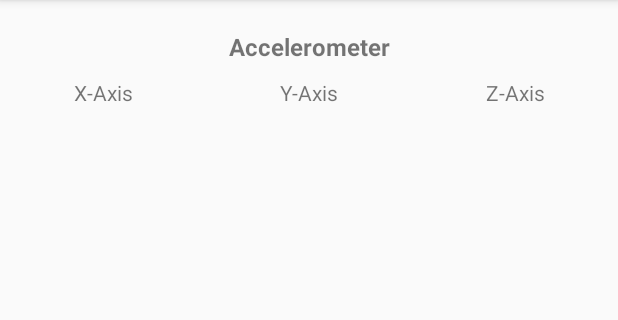
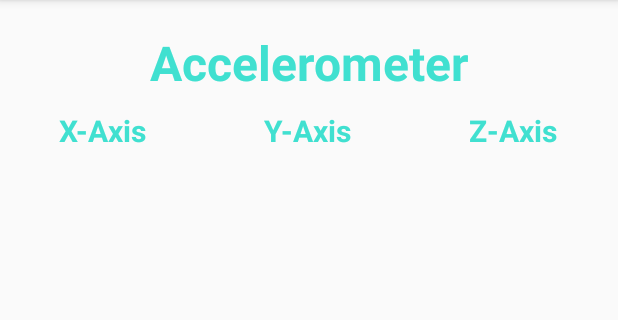
Before and after one commit to mcfr3d/MAMN01, an Android app: the Accelerometer screen opened directly, with no data from a screen before it, on a phone screen of 412 x 824 dp, the part 84-404 px from its top. Run offline under Robolectric (Android 15) with nearby library versions, the phone set to English and light mode, and no system bars.

Commit message:
Added final tweaks and low pass filter

```diff
--- a/app/src/main/java/com/example/myinteractiveapp/MainActivity.java
+++ b/app/src/main/java/com/example/myinteractiveapp/MainActivity.java
@@ -20,16 +20,12 @@ public class MainActivity extends AppCompatActivity {
     public void openCompass(View view) {
         Intent intent = new Intent(this, Compass.class);
         startActivity(intent.setFlags(Intent.FLAG_ACTIVITY_NO_HISTORY));
-
-        // Do something in response to button
     }
 
 
-    /** Called when the user taps the accelermoeter button */
+    /** Called when the user taps the accelerometer button */
     public void openAccelerometer(View view) {
         Intent intent = new Intent(this, Accelerometer.class);
         startActivity(intent);
-
-        // Do something in response to button
     }
 }
--- a/app/src/main/res/layout/activity_accelerometer.xml
+++ b/app/src/main/res/layout/activity_accelerometer.xml
@@ -8,8 +8,9 @@
         android:paddingTop="20dip"
         android:layout_width="fill_parent"
         android:layout_height="wrap_content"
-        android:textSize="16sp"
+        android:textSize="32sp"
         android:textStyle="bold"
+        android:textColor="#40E0D0"
         android:gravity="center"
         android:text="Accelerometer"/>
     <TableLayout
@@ -21,21 +22,26 @@
             <TextView
                 android:layout_width="wrap_content"
                 android:layout_height="wrap_content"
-                android:textSize="14sp"
+                android:textSize="20sp"
+                android:textStyle="bold"
+                android:textColor="#40E0D0"
                 android:text="X-Axis"
                 android:gravity="center"/>
             <TextView
                 android:layout_width="wrap_content"
                 android:layout_height="wrap_content"
-                android:textSize="14sp"
-
+                android:textSize="20sp"
+                android:textStyle="bold"
+                android:textColor="#40E0D0"
                 android:text="Y-Axis"
 
                 android:gravity="center"/>
             <TextView
                 android:layout_width="wrap_content"
                 android:layout_height="wrap_content"
-                android:textSize="14sp"
+                android:textSize="20sp"
+                android:textStyle="bold"
+                android:textColor="#40E0D0"
                 android:text="Z-Axis"
                 android:gravity="center"/>
         </TableRow>
@@ -45,16 +51,25 @@
                 android:id="@+id/x_axis"
                 android:layout_width="wrap_content"
                 android:layout_height="wrap_content"
+                android:textSize="20sp"
+                android:textStyle="bold"
+                android:textColor="#40E0D0"
                 android:gravity="center" />
             <TextView
                 android:layout_width="wrap_content"
                 android:layout_height="wrap_content"
                 android:id="@+id/y_axis"
+                android:textSize="20sp"
+                android:textStyle="bold"
+                android:textColor="#40E0D0"
                 android:gravity="center"/>
             <TextView
                 android:layout_width="wrap_content"
                 android:layout_height="wrap_content"
                 android:id="@+id/z_axis"
+                android:textSize="20sp"
+                android:textStyle="bold"
+                android:textColor="#40E0D0"
                 android:gravity="center"/>
         </TableRow>
     </TableLayout>
```
Also changed, not shown: app/src/main/java/com/example/myinteractiveapp/Accelerometer.java (+23 -16 lines).
